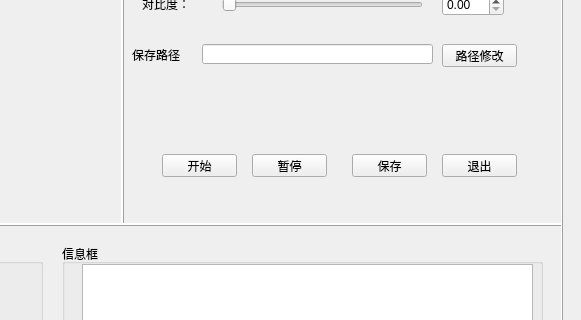
This is camera.ui in onceonmydoor/OpenCV_VLPR as Qt 5 draws it before an edit; both pictures show x 688 to 1269 and y 396 to 716 of the 1269 by 892 pixel window. The edited form follows.
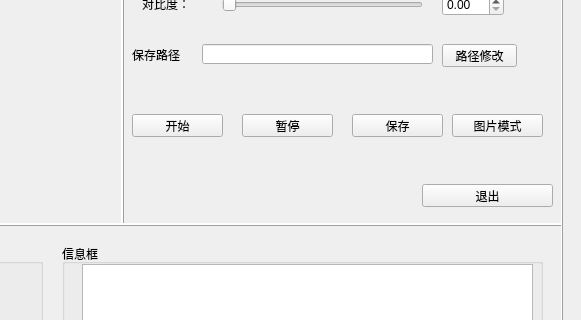
This is the edited form.

Commit message: 双模式的跳转

```diff
--- a/camera.ui
+++ b/camera.ui
@@ -61,9 +61,9 @@
     <widget class="QPushButton" name="ShowBt">
      <property name="geometry">
       <rect>
-       <x>40</x>
-       <y>540</y>
-       <width>75</width>
+       <x>10</x>
+       <y>500</y>
+       <width>91</width>
        <height>23</height>
       </rect>
      </property>
@@ -74,9 +74,9 @@
     <widget class="QPushButton" name="StopBt">
      <property name="geometry">
       <rect>
-       <x>130</x>
-       <y>540</y>
-       <width>75</width>
+       <x>120</x>
+       <y>500</y>
+       <width>91</width>
        <height>23</height>
       </rect>
      </property>
@@ -587,8 +587,8 @@
      <property name="geometry">
       <rect>
        <x>230</x>
-       <y>540</y>
-       <width>75</width>
+       <y>500</y>
+       <width>91</width>
        <height>23</height>
       </rect>
      </property>
@@ -599,9 +599,9 @@
     <widget class="QPushButton" name="ExitBt">
      <property name="geometry">
       <rect>
-       <x>320</x>
-       <y>540</y>
-       <width>75</width>
+       <x>300</x>
+       <y>570</y>
+       <width>131</width>
        <height>23</height>
       </rect>
      </property>
@@ -625,6 +625,19 @@
       <string>参数调节</string>
      </property>
     </widget>
+    <widget class="QPushButton" name="Picbtn">
+     <property name="geometry">
+      <rect>
+       <x>330</x>
+       <y>500</y>
+       <width>91</width>
+       <height>23</height>
+      </rect>
+     </property>
+     <property name="text">
+      <string>图片模式</string>
+     </property>
+    </widget>
    </widget>
    <widget class="QFrame" name="frame_3">
     <property name="geometry">
```
The commit also changes 9 other files.
